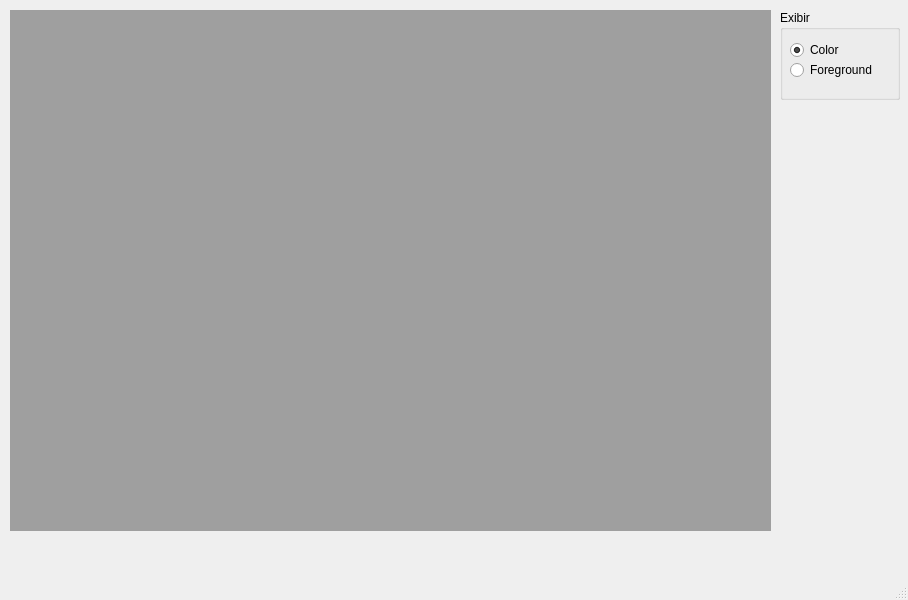
Before: the Qt Designer form Software/View/forms/multiview_futtracker_mainwindow.ui in mathbarc/multiview-futtracker, drawn with Qt 5.
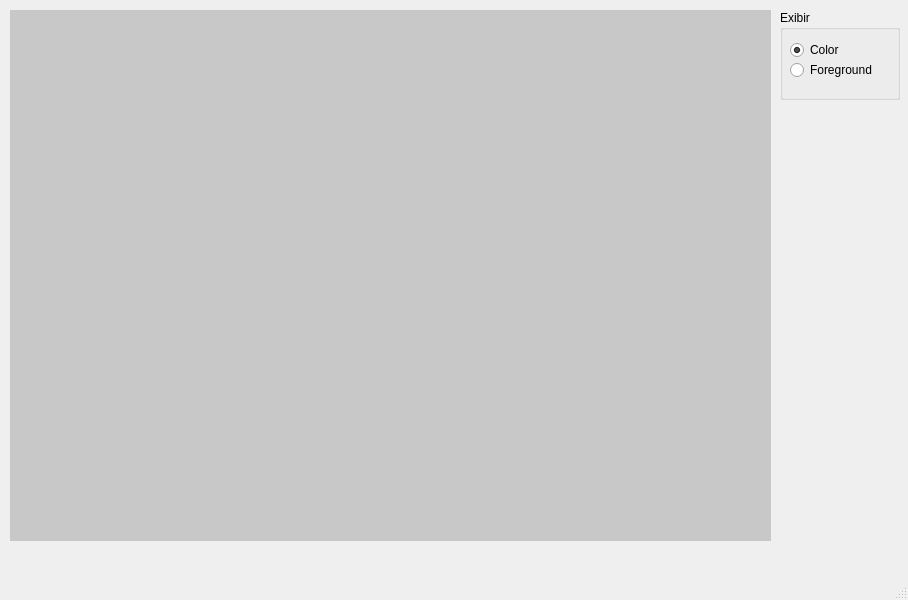
After: the same form once the commit is applied.

Patch:
```diff
--- a/Software/View/forms/multiview_futtracker_mainwindow.ui
+++ b/Software/View/forms/multiview_futtracker_mainwindow.ui
@@ -77,17 +77,17 @@
       <x>10</x>
       <y>10</y>
       <width>761</width>
-      <height>521</height>
+      <height>531</height>
      </rect>
     </property>
-    <property name="verticalScrollBarPolicy">
-     <enum>Qt::ScrollBarAsNeeded</enum>
-    </property>
-    <property name="horizontalScrollBarPolicy">
-     <enum>Qt::ScrollBarAsNeeded</enum>
-    </property>
-    <property name="viewMode">
-     <enum>QMdiArea::SubWindowView</enum>
+    <property name="background">
+     <brush brushstyle="SolidPattern">
+      <color alpha="255">
+       <red>200</red>
+       <green>200</green>
+       <blue>200</blue>
+      </color>
+     </brush>
     </property>
    </widget>
   </widget>
```
